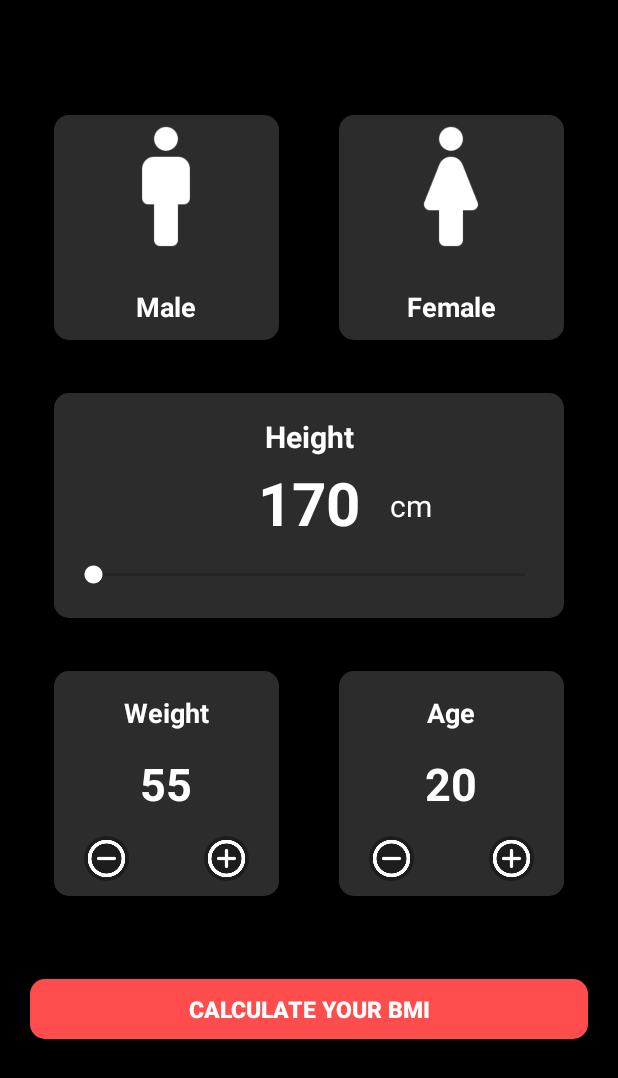
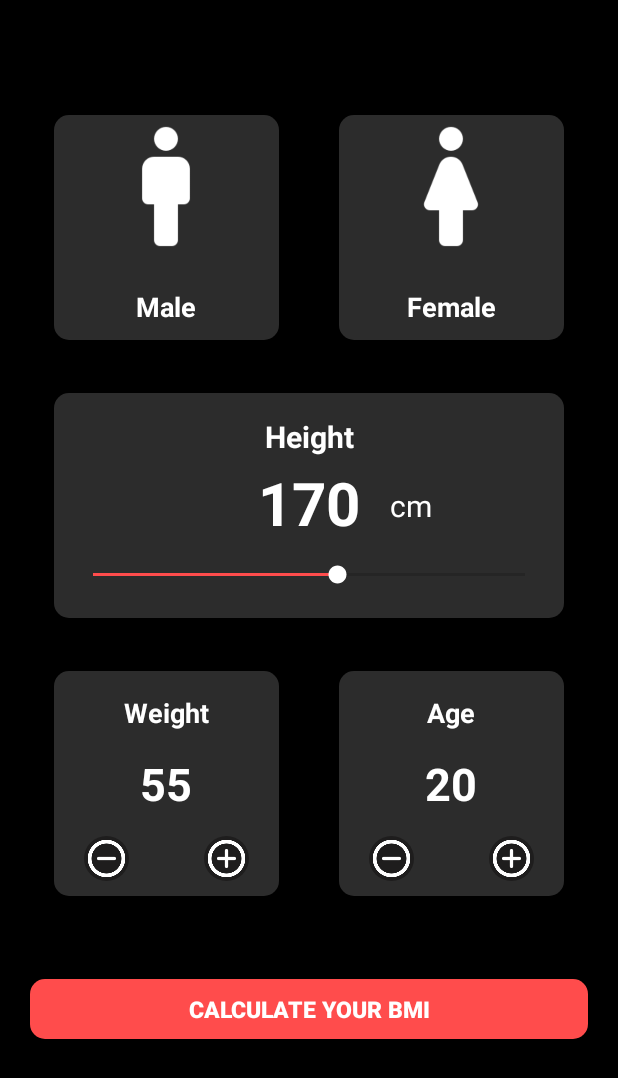
Before and after one commit to shashinherath/bmi-calculator, an Android app: the bmi_activity screen opened directly, with no data from a screen before it, after a tap on "RECALCULATE YOUR BMI", on a phone screen of 412 x 824 dp. Shown: the top 1078 px of the screen. Run offline under Robolectric (Android 15) with nearby library versions, the phone set to English and light mode, and no system bars; 2 statements that could not run were skipped.

Commit message:
Bug Fixed

```diff
--- a/app/src/main/java/com/example/bmicalculator/MainActivity.java
+++ b/app/src/main/java/com/example/bmicalculator/MainActivity.java
@@ -23,7 +23,7 @@ public class MainActivity extends AppCompatActivity {
     SeekBar seekBarForHeight;
     RelativeLayout male, female;
 
-    int weight;
+    int weight = 55;
     int age = 22;
     int currentProgress;
     String inProgress = "170";
@@ -45,6 +45,7 @@ public class MainActivity extends AppCompatActivity {
         decrementAge = findViewById(R.id.decrementage);
         incrementWeight = findViewById(R.id.incrementweight);
         decrementWeight = findViewById(R.id.decrementweight);
+        seekBarForHeight = findViewById(R.id.seekbarforheight);
         male = findViewById(R.id.male);
         female = findViewById(R.id.female);
 
@@ -110,7 +111,7 @@ public class MainActivity extends AppCompatActivity {
             public void onClick(View view) {
                 weight = weight + 1;
                 weight2 = String.valueOf(weight);
-                currentAge.setText(weight2);
+                currentWeight.setText(weight2);
             }
         });
 
@@ -119,7 +120,7 @@ public class MainActivity extends AppCompatActivity {
             public void onClick(View view) {
                 weight = weight - 1;
                 weight2 = String.valueOf(weight);
-                currentAge.setText(weight2);
+                currentWeight.setText(weight2);
             }
         });
 
--- a/app/src/main/java/com/example/bmicalculator/bmi_activity.java
+++ b/app/src/main/java/com/example/bmicalculator/bmi_activity.java
@@ -47,6 +47,9 @@ public class bmi_activity extends AppCompatActivity {
         imageView = findViewById(R.id.imageview);
         recalculateBmi = findViewById(R.id.recalculatebmi);
 
+        height = intent.getStringExtra("height");
+        weight = intent.getStringExtra("weight");
+
         intHeight = Float.parseFloat(height);
         intWeight = Float.parseFloat(weight);
 
@@ -68,7 +71,7 @@ public class bmi_activity extends AppCompatActivity {
         }
         else if (intBmi < 18.4 && intBmi > 17) {
             bmiCategory.setText("Mild Thinness");
-            background.setBackgroundColor(Color.RED);
+            background.setBackgroundColor(Color.YELLOW);
             imageView.setImageResource(R.drawable.warning);
         }
         else if (intBmi < 25 && intBmi > 18.4) {
@@ -77,12 +80,12 @@ public class bmi_activity extends AppCompatActivity {
         }
         else if (intBmi < 29.4 && intBmi > 25) {
             bmiCategory.setText("Over Weight");
-            background.setBackgroundColor(Color.RED);
+            background.setBackgroundColor(Color.YELLOW);
             imageView.setImageResource(R.drawable.warning);
         }
         else {
             bmiCategory.setText("Obese Class I");
-            background.setBackgroundColor(Color.RED);
+            background.setBackgroundColor(Color.YELLOW);
             imageView.setImageResource(R.drawable.warning);
         }
 
```
